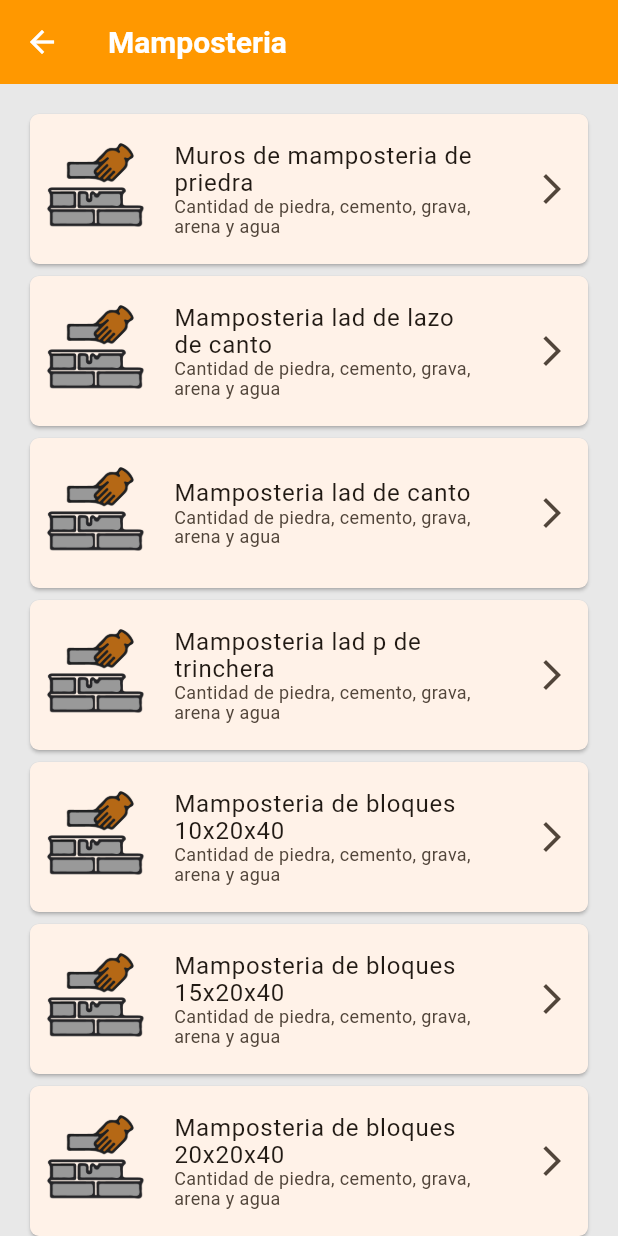
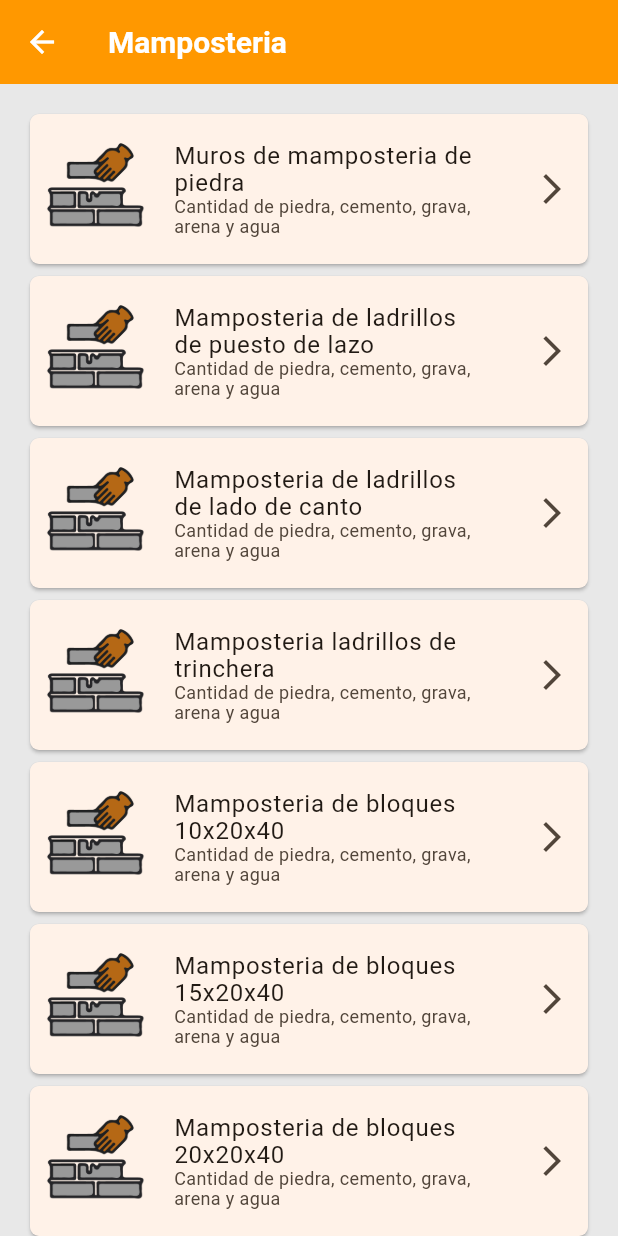
Before and after one commit to AdolfoID/itca_constructors-main, a Flutter app: the MamposteriaPage screen opened directly, on a phone screen of 412 x 824 dp. Run offline on Flutter 3.47's test engine with Material 3 defaults, Android fonts, the phone set to English and light mode, and no system bars; our stand-ins replace decimal, pdf, printing, shared_preferences, tuple; missing offline and left inert: flutter_pdfview; accounts and stored records are empty.

Commit message:
fix: :hammer: Mansposteria 100%
Se corrigió manposteria de puesto lazo, canto, trinchera

```diff
--- a/lib/src/models/result_model.dart
+++ b/lib/src/models/result_model.dart
@@ -10,8 +10,8 @@ class ResultItem {
   ResultItem({
     required this.descripcion,
     required this.unidad,
-    required this.constante,
-    required this.materialValor,
+    required this.constante, //cantidad m2
+    required this.materialValor, //cantidad de materiales
     required this.precioUnitario,
   });
 
--- a/lib/src/ui/pages/groups/mamposteria_page.dart
+++ b/lib/src/ui/pages/groups/mamposteria_page.dart
@@ -19,25 +19,25 @@ class MamposteriaPage extends StatelessWidget {
         padding: const EdgeInsets.all(16),
         children: [
           ActionWidget(
-            title: "Muros de mamposteria de priedra",
+            title: "Muros de mamposteria de piedra",
             subtitle: "Cantidad de piedra, cemento, grava, arena y agua",
             image: image,
             onTap: () => _openPage(context, 0),
           ),
           ActionWidget(
-            title: "Mamposteria lad de lazo de canto",
+            title: "Mamposteria de ladrillos de puesto de lazo ",
             subtitle: "Cantidad de piedra, cemento, grava, arena y agua",
             image: image,
             onTap: () => _openPage(context, 1),
           ),
           ActionWidget(
-            title: "Mamposteria lad de canto",
+            title: "Mamposteria de ladrillos de lado de canto",
             subtitle: "Cantidad de piedra, cemento, grava, arena y agua",
             image: image,
             onTap: () => _openPage(context, 2),
           ),
           ActionWidget(
-            title: "Mamposteria lad p de trinchera",
+            title: "Mamposteria ladrillos de trinchera",
             subtitle: "Cantidad de piedra, cemento, grava, arena y agua",
             image: image,
             onTap: () => _openPage(context, 3),
@@ -79,7 +79,7 @@ class MamposteriaPage extends StatelessWidget {
         break;
       case 1:
         const page = MamposteriaLadrillosPage(
-          ladrillosType: LadrillosType.lazoDeCanto,
+          ladrillosType: LadrillosType.puestoDeLazo,
         );
         Navigator.push(
           context,
@@ -90,7 +90,7 @@ class MamposteriaPage extends StatelessWidget {
         break;
       case 2:
         const page = MamposteriaLadrillosPage(
-          ladrillosType: LadrillosType.ladoDeCanto,
+          ladrillosType: LadrillosType.lazoDeCanto,
         );
         Navigator.push(
           context,
```
Also changed, not shown: lib/src/ui/pages/forms/mamposteria/ladrillos_page.dart (+17 -17 lines).
